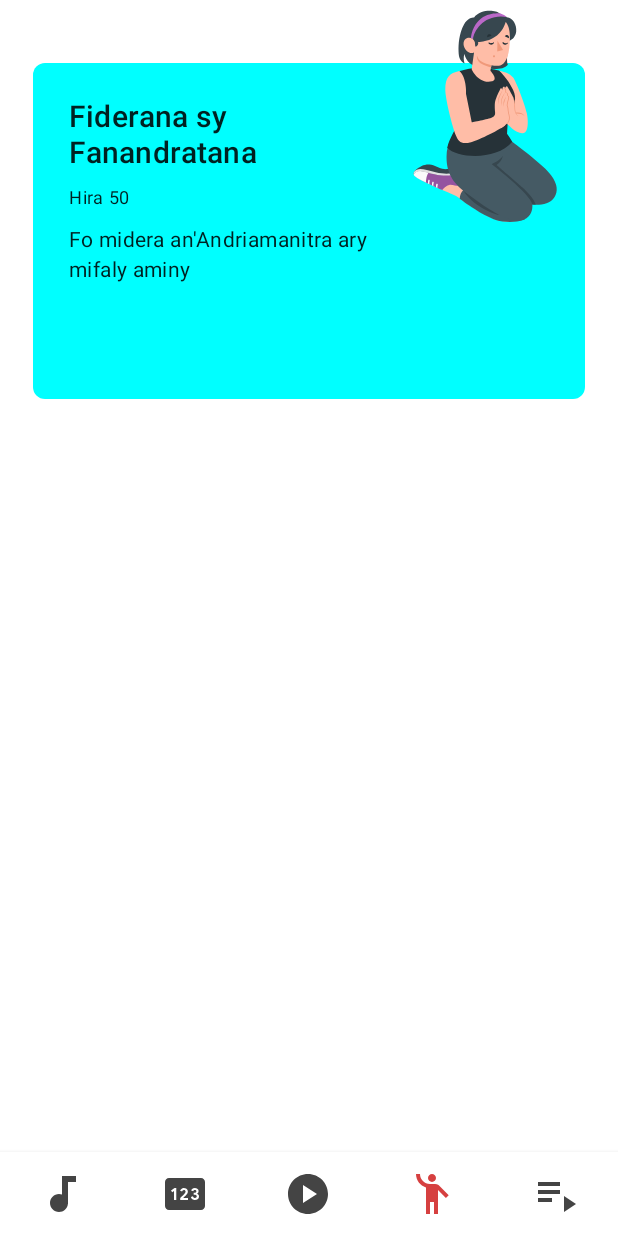
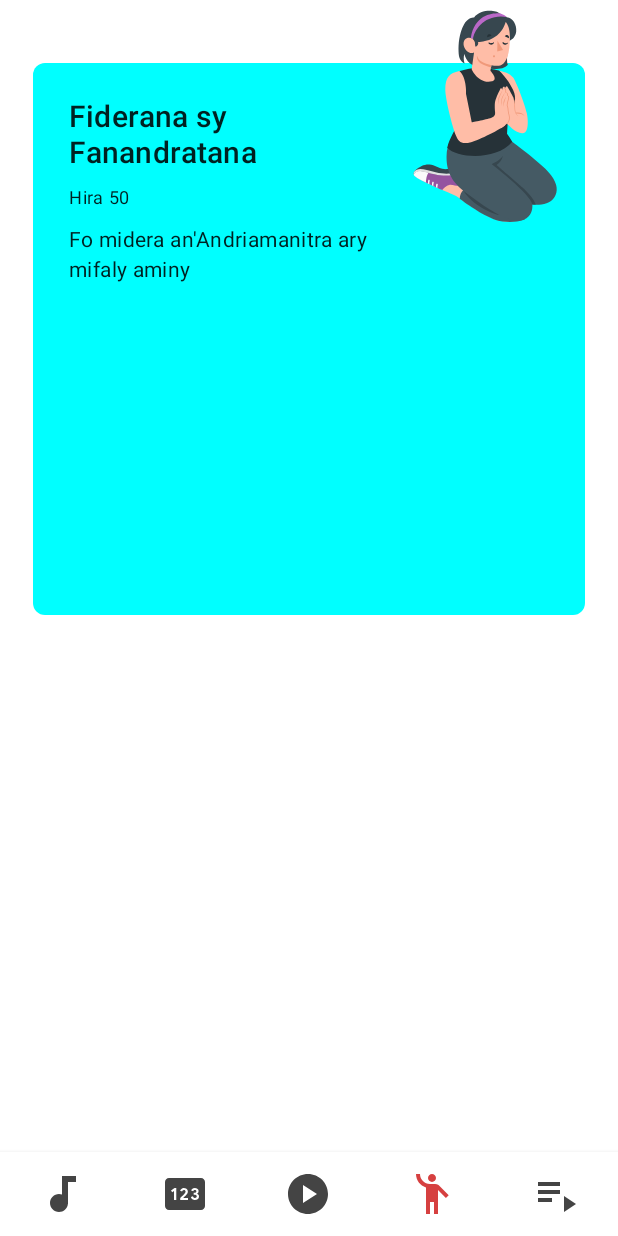
Before and after one commit to mianala/fiderana, an Android app built with Jetpack Compose: the screen it shows after launch (MainActivity), on a phone screen of 412 x 824 dp. Run offline under Robolectric (Android 15) with nearby library versions, the phone set to English and light mode, and no system bars.

Commit message:
fixed category item height

```diff
--- a/app/src/main/java/com/mianala/fiderana/MainActivity.kt
+++ b/app/src/main/java/com/mianala/fiderana/MainActivity.kt
@@ -714,6 +714,7 @@ fun PlaylistScreen() {
 }
 
 @ExperimentalMaterialApi
+@Preview(showBackground = true)
 @Composable
 fun CategoryScreen() {
     Column(
@@ -725,7 +726,7 @@ fun CategoryScreen() {
         Box(
             modifier = Modifier
                 .padding(10.dp)
-                .background(Color.Cyan, shape = RoundedCornerShape(8.dp))
+                .background(Color.Cyan, shape = RoundedCornerShape(8.dp)).height(IntrinsicSize.Min)
                 .clickable { }
         ) {
             Image(
```
